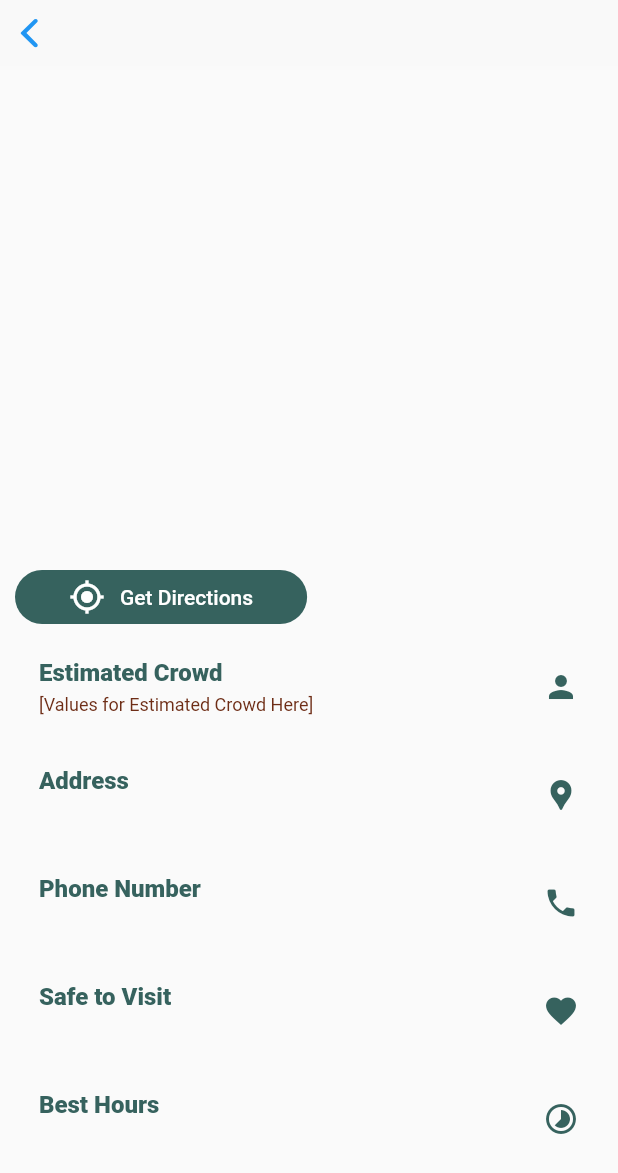
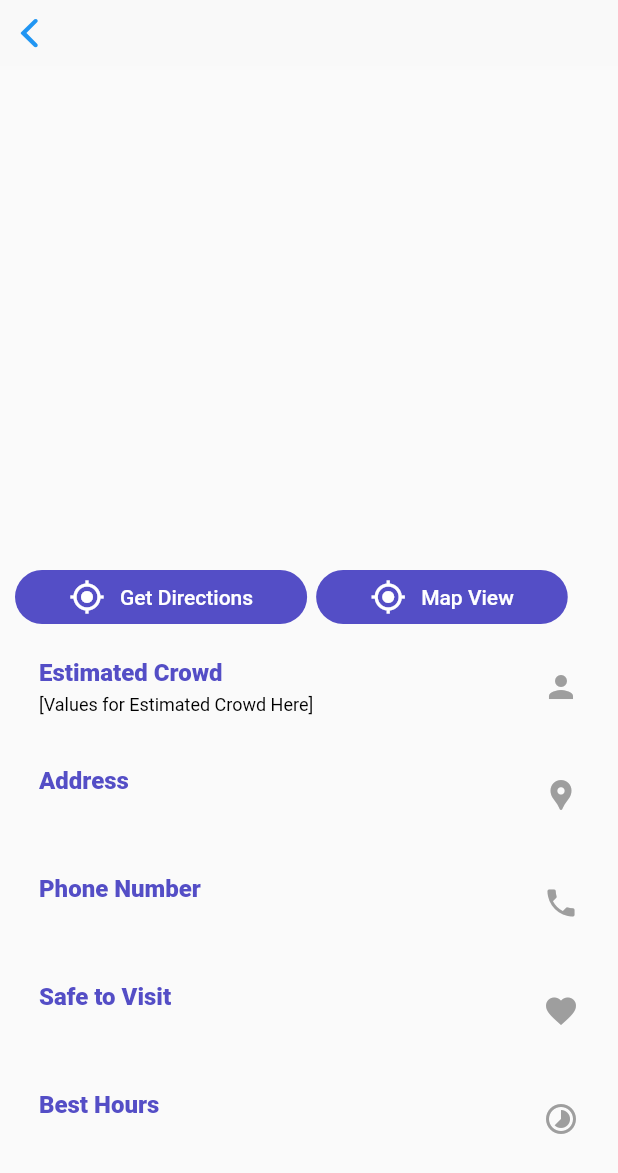
Before and after one commit to CDSoftwaresJA/we-AR-src, a Flutter app: the PlacePage screen opened directly with empty values, on a phone screen of 412 x 824 dp. Shown: the top 1173 px of the screen. Run offline on Flutter 3.47's test engine with Material 2 defaults, Android fonts, the phone set to English and light mode, and no system bars; drawn by our look-alikes of carousel_pro; our stand-ins replace cached_network_image, dio, flutter_blurhash, google_maps_flutter, hexcolor; missing offline and left inert: barcode_scan, map_launcher; network calls fail.

Commit message:
Minor UI Changes

```diff
--- a/Client/wear/lib/pages/place_page.dart
+++ b/Client/wear/lib/pages/place_page.dart
@@ -57,7 +57,8 @@ class _PlacePageState extends State<PlacePage> {
                 SizedBox(
                   height: 20,
                 ),
-                Row(
+                Container(
+                  child: Row(
                     children: [
                       IconButtonWidget(
                         buttonText: "Get Directions",
@@ -75,7 +76,27 @@ class _PlacePageState extends State<PlacePage> {
                           );
                         },
                       ),
+                      SizedBox(
+                        width: 6,
+                      ),
+                      IconButtonWidget(
+                        buttonText: "Map View",
+                        icon: Icons.gps_fixed,
+                        buttonColor: AppColors.error,
+                        onPressed: () async {
+                          final availableMaps = await MapLauncher.installedMaps;
+                          print(
+                              availableMaps); // [AvailableMap { mapName: Google Maps, mapType: google }, ...]
+
+                          await availableMaps.first.showMarker(
+                            coords: Coords(widget.location["latitude"],
+                                widget.location["longitude"]),
+                            title: widget.location["location_name"],
+                          );
+                        },
+                      ),
                     ],
+                  ),
                 ),
                 getRow(
                     title: "Estimated Crowd",
@@ -131,13 +152,13 @@ class _PlacePageState extends State<PlacePage> {
         subtitle,
         style: TextStyle(
           fontSize: 12,
-          color: AppColors.color,
+          color: AppColors.black,
         ),
         maxLines: 4,
       ),
       trailing: Icon(
         iconData,
-        color: AppColors.error,
+        color: AppColors.grey,
       ),
     );
   }
--- a/Client/wear/lib/utils/api.dart
+++ b/Client/wear/lib/utils/api.dart
@@ -50,7 +50,7 @@ class API {
             .addAll(await getGooglePlacesDetails(location["google_place_id"]));
       }
       Map<String, dynamic> map = response.data;
-      print("Location: " + locations[0]["crowd_estimation"]);
+      // print("Location: " + locations[0]["crowd_estimation"]);
       map["locations"] = locations;
       return map;
     } catch (e) {
--- a/Client/wear/lib/utils/colors.dart
+++ b/Client/wear/lib/utils/colors.dart
@@ -2,8 +2,11 @@ import 'package:flutter/material.dart';
 import 'package:hexcolor/hexcolor.dart';
 
 class AppColors {
-  static HexColor color = HexColor("#6e2d16");
-  static HexColor color2 = HexColor("#dd7b57");
-  static Color error = HexColor("#36625e");
+  static HexColor color = HexColor("#008AC6");
+  static HexColor accent = HexColor("#004aad");
+  static HexColor color2 = HexColor("#544EC6");
+  static Color error = HexColor("#544EC6");
+  static Color grey = Colors.grey;
+  static Color black = Colors.black;
   static Color success = Colors.green;
 }
--- a/Client/wear/lib/widget/row.dart
+++ b/Client/wear/lib/widget/row.dart
@@ -55,7 +55,7 @@ class LocationRow extends StatelessWidget {
                     overflow: TextOverflow.ellipsis,
                     style: TextStyle(
                         fontSize: 12,
-                        color: AppColors.color,
+                        color: AppColors.accent,
                         fontWeight: FontWeight.w800),
                   ),
                 ),
@@ -94,7 +94,7 @@ class LocationRow extends StatelessWidget {
                     style: TextStyle(
                       fontSize: 12,
                       fontWeight: FontWeight.w600,
-                      color: AppColors.color2,
+                      color: AppColors.black,
                     ),
                   ),
                 ),
@@ -105,7 +105,7 @@ class LocationRow extends StatelessWidget {
                   this.description2,
                   style: TextStyle(
                     fontSize: 12,
-                    color: AppColors.color,
+                    color: AppColors.grey,
                   ),
                   maxLines: 4,
                 ),
```
Also changed, not shown: Client/wear/lib/pages/search.dart (+14 -6 lines). Lines whose indentation alone changed are shown as unchanged.
